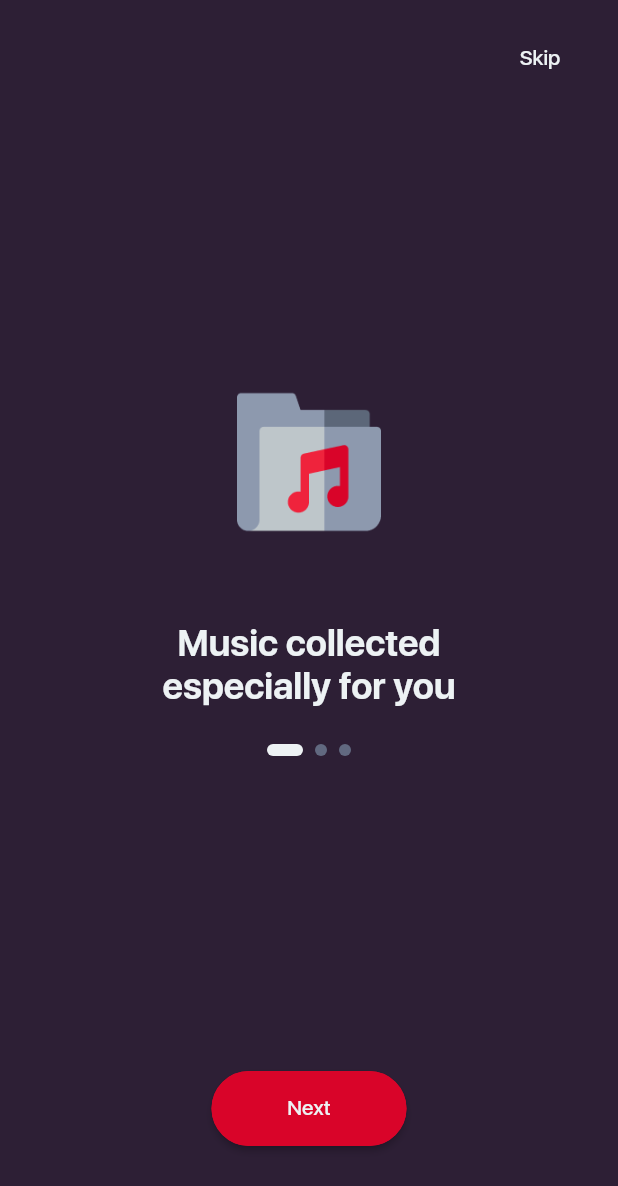
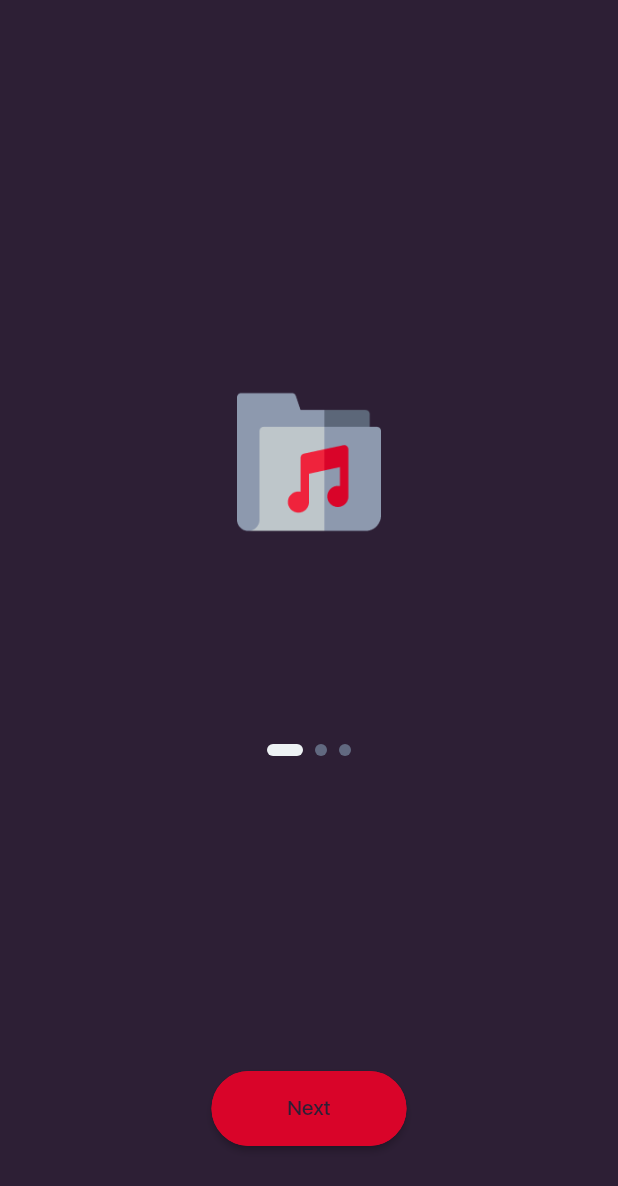
Before and after one commit to 50ShadesOfCode/musification, a Flutter app: the OnboardingForm widget shown alone on an empty page, opened directly, on a phone screen of 412 x 824 dp. Shown: the top 1186 px of the screen. Run offline on Flutter 3.47's test engine with Material 2 defaults, Android fonts, the phone set to English and light mode, and no system bars; drawn by our look-alikes of introduction_screen; our stand-ins replace bloc, connectivity_plus, convert, dio, equatable, flutter_bloc and 3 more; missing offline and left inert: mockito; accounts and stored records are empty; project files that could hold a hidden picture were left out.

Commit message:
Rework app theme.

```diff
--- a/core_ui/lib/src/app_colors.dart
+++ b/core_ui/lib/src/app_colors.dart
@@ -1,12 +1,12 @@
 part of core_ui;
 
 class AppColors {
-  static const Color main = Color.fromRGBO(45, 31, 53, 1);
-  static const Color accent = Color.fromRGBO(217, 4, 41, 1);
-  static const Color secondary1 = Color.fromRGBO(141, 153, 174, 1);
-  static const Color secondary2 = Color.fromRGBO(78, 85, 109, 1);
-  static const Color active = Color.fromRGBO(237, 242, 244, 1);
-  static const Color disabled = Color.fromRGBO(97, 105, 128, 1);
-  static const Color error = Color.fromRGBO(219, 64, 91, 1);
-  static const Color success = Color.fromRGBO(36, 161, 116, 1);
+  static const Color darkPurple = Color.fromRGBO(45, 31, 53, 1);
+  static const Color red = Color.fromRGBO(217, 4, 41, 1);
+  static const Color grey = Color.fromRGBO(141, 153, 174, 1);
+  static const Color darkGrey = Color.fromRGBO(78, 85, 109, 1);
+  static const Color lightGrey = Color.fromRGBO(237, 242, 244, 1);
+  static const Color middleGrey = Color.fromRGBO(97, 105, 128, 1);
+  static const Color pink = Color.fromRGBO(219, 64, 91, 1);
+  static const Color paleGreen = Color.fromRGBO(36, 161, 116, 1);
 }
--- a/core_ui/lib/src/app_fonts.dart
+++ b/core_ui/lib/src/app_fonts.dart
@@ -8,54 +8,54 @@ class AppFonts {
     fontFamily: _sfUiFamily,
     fontWeight: FontWeight.w700,
     fontSize: 24,
-    color: AppColors.active,
+    color: AppTheme.primaryColor,
   );
   static const TextStyle headline3 = TextStyle(
     fontFamily: _sfUiFamily,
     fontWeight: FontWeight.w700,
     fontSize: 18,
-    color: AppColors.active,
+    color: AppTheme.primaryColor,
   );
   static const TextStyle headline2 = TextStyle(
     fontFamily: _sfUiFamily,
     fontWeight: FontWeight.w600,
     fontSize: 17,
-    color: AppColors.active,
+    color: AppTheme.primaryColor,
   );
   static const TextStyle bodyBold = TextStyle(
     fontFamily: _sfUiFamily,
     fontWeight: FontWeight.w700,
     fontSize: 14,
-    color: AppColors.active,
+    color: AppTheme.primaryColor,
   );
   static const TextStyle bodyRegular = TextStyle(
     fontFamily: _sfUiFamily,
     fontWeight: FontWeight.w400,
     fontSize: 14,
-    color: AppColors.active,
+    color: AppTheme.primaryColor,
   );
   static const TextStyle button = TextStyle(
     fontFamily: _sfUiFamily,
     fontWeight: FontWeight.w500,
     fontSize: 14,
-    color: AppColors.active,
+    color: AppTheme.primaryColor,
   );
   static const TextStyle googleButton = TextStyle(
     fontFamily: _robotoFamily,
     fontWeight: FontWeight.w500,
     fontSize: 14,
-    color: AppColors.active,
+    color: AppTheme.primaryColor,
   );
   static const TextStyle caption = TextStyle(
     fontFamily: _sfUiFamily,
     fontWeight: FontWeight.w400,
     fontSize: 14,
-    color: AppColors.active,
+    color: AppTheme.primaryColor,
   );
   static const TextStyle tips = TextStyle(
     fontFamily: _sfUiFamily,
     fontWeight: FontWeight.w400,
     fontSize: 12,
-    color: AppColors.active,
+    color: AppTheme.primaryColor,
   );
 }
--- a/core_ui/lib/src/app_theme.dart
+++ b/core_ui/lib/src/app_theme.dart
@@ -1,6 +1,12 @@
 part of core_ui;
 
 class AppTheme {
-  //TODO : AppTheme
-  static const Color bgPrimaryColor = AppColors.main;
+  static const Color primaryColor = AppColors.darkPurple;
+  static const Color accentColor = AppColors.red;
+  static const Color secondaryColor1 = AppColors.grey;
+  static const Color secondaryColor2 = AppColors.darkGrey;
+  static const Color activeColor = AppColors.lightGrey;
+  static const Color inactiveColor = AppColors.middleGrey;
+  static const Color errorColor = AppColors.pink;
+  static const Color successColor = AppColors.paleGreen;
 }
--- a/data/lib/src/lastfm/lastfm_api_provider.dart
+++ b/data/lib/src/lastfm/lastfm_api_provider.dart
@@ -1,10 +1,5 @@
-import 'dart:convert';
-import 'dart:typed_data';
-
 import 'package:data/data.dart';
 import 'package:domain/domain.dart';
-import 'package:shared_dependencies/crypto.dart';
-import 'package:shared_dependencies/utils.dart';
 
 class LastFMProvider {
   final HttpClient _client;
@@ -12,7 +7,6 @@ class LastFMProvider {
   LastFMProvider({
     required HttpClient client,
   }) : _client = client;
-  //TODO : Add case for wrong credits
   Future<String> authenticate({
     required String username,
     required String password,
--- a/data/lib/src/repository/auth_repository_impl.dart
+++ b/data/lib/src/repository/auth_repository_impl.dart
@@ -24,9 +24,8 @@ class AuthRepositoryImpl extends AuthRepository {
   }
 
   @override
-  Future<void> resetSession() {
-    // TODO: implement resetSession
-    throw UnimplementedError();
+  Future<void> resetSession() async {
+    await _prefsProvider.setSessionKey('');
   }
 
   @override
--- a/features/authorization/lib/bloc/auth_bloc.dart
+++ b/features/authorization/lib/bloc/auth_bloc.dart
@@ -34,11 +34,8 @@ class AuthBloc extends Bloc<AuthEvent, AuthorizationState> {
     try {
       if (validateCredentials(event.username, event.password)) {
         try {
-          print('ecc');
           _signInUseCase.execute(<String>[event.username, event.password]);
         } catch (e) {
-          print('ecv');
-          print(e);
           _appRouter.push(
               ErrorScreen.page(_exceptionMapper.mapExceptionToErrorText(e)));
           emit(state);
@@ -72,6 +69,7 @@ class AuthBloc extends Bloc<AuthEvent, AuthorizationState> {
   }
 }
 
+//TODO : Add validation
 bool validateCredentials(String username, String password) {
   if (username.isNotEmpty && password.isNotEmpty) {
     return true;
--- a/features/authorization/lib/ui/auth_input_field.dart
+++ b/features/authorization/lib/ui/auth_input_field.dart
@@ -21,7 +21,7 @@ class AuthInputField extends StatelessWidget {
           ),
           contentPadding: EdgeInsets.all(10),
           hintText: 'Username',
-          fillColor: AppColors.secondary2,
+          fillColor: AppTheme.secondaryColor2,
           filled: true,
         ),
       ),
--- a/features/authorization/lib/ui/divider.dart
+++ b/features/authorization/lib/ui/divider.dart
@@ -8,7 +8,7 @@ class AuthDivider extends StatelessWidget {
       width: 150,
       child: Divider(
         thickness: 1,
-        color: AppColors.secondary1,
+        color: AppTheme.secondaryColor1,
       ),
     );
   }
--- a/lib/application.dart
+++ b/lib/application.dart
@@ -28,10 +28,10 @@ class _ApplicationState extends State<Application> {
     return MaterialApp.router(
       debugShowCheckedModeBanner: false,
       theme: ThemeData(
-        scaffoldBackgroundColor: AppTheme.bgPrimaryColor,
-        appBarTheme: const AppBarTheme(backgroundColor: AppColors.main),
+        scaffoldBackgroundColor: AppTheme.primaryColor,
+        appBarTheme: const AppBarTheme(backgroundColor: AppTheme.primaryColor),
       ),
-      localizationsDelegates: const <LocalizationsDelegate<dynamic>> [
+      localizationsDelegates: const <LocalizationsDelegate<dynamic>>[
         AppLocalizations.delegate,
         GlobalMaterialLocalizations.delegate,
         GlobalWidgetsLocalizations.delegate,
--- a/lib/feature/onboarding/onboarding_form.dart
+++ b/lib/feature/onboarding/onboarding_form.dart
@@ -54,13 +54,13 @@ class OnboardingFormState extends State<OnboardingForm> {
             child: ElevatedButton(
               style: ButtonStyle(
                 backgroundColor: MaterialStateProperty.all<Color>(
-                  AppColors.accent,
+                  AppTheme.accentColor,
                 ),
                 fixedSize: MaterialStateProperty.all<Size>(const Size(130, 50)),
                 shape: MaterialStateProperty.all<RoundedRectangleBorder>(
                   RoundedRectangleBorder(
                     borderRadius: BorderRadius.circular(30),
-                    side: const BorderSide(color: AppColors.accent),
+                    side: const BorderSide(color: AppTheme.accentColor),
                   ),
                 ),
               ),
--- a/lib/feature/onboarding/ui/onboarding_pages.dart
+++ b/lib/feature/onboarding/ui/onboarding_pages.dart
@@ -94,7 +94,7 @@ Widget inactiveDot() {
     height: 8,
     decoration: BoxDecoration(
       borderRadius: BorderRadius.circular(10),
-      color: AppColors.disabled,
+      color: AppTheme.inactiveColor,
     ),
   );
 }
@@ -105,7 +105,7 @@ Widget activeDot() {
     height: 8,
     decoration: BoxDecoration(
       borderRadius: BorderRadius.circular(10),
-      color: AppColors.active,
+      color: AppTheme.activeColor,
     ),
   );
 }
```
Also changed, not shown: features/authorization/lib/authorization_form.dart (+5 -5 lines).
